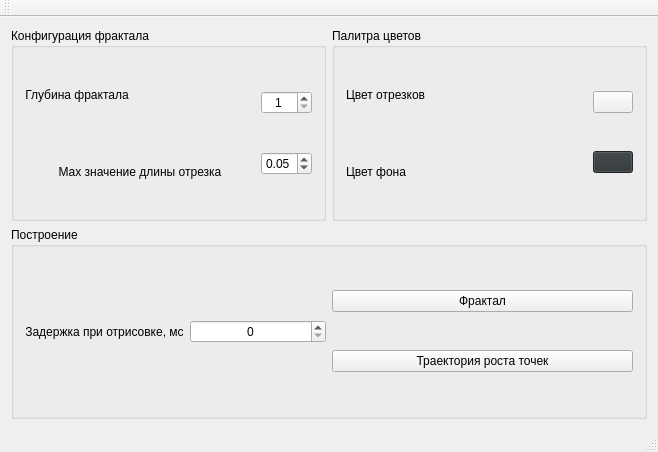
Old version of the form mainwindow.ui in the repository teploff/fractal_growth.
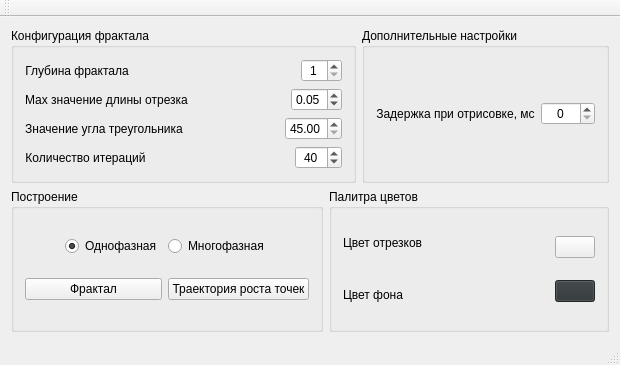
New version of the form.

Patch:
```diff
--- a/mainwindow.ui
+++ b/mainwindow.ui
@@ -6,69 +6,51 @@
    <rect>
     <x>0</x>
     <y>0</y>
-    <width>658</width>
-    <height>452</height>
+    <width>620</width>
+    <height>365</height>
    </rect>
   </property>
   <property name="windowTitle">
    <string>MainWindow</string>
   </property>
   <widget class="QWidget" name="centralWidget">
-   <layout class="QVBoxLayout" name="verticalLayout_5">
+   <layout class="QVBoxLayout" name="verticalLayout_4">
     <item>
-     <layout class="QHBoxLayout" name="horizontalLayout_6">
+     <layout class="QHBoxLayout" name="horizontalLayout_11">
       <item>
        <widget class="QGroupBox" name="groupBox_2">
         <property name="title">
          <string>Конфигурация фрактала</string>
         </property>
-        <layout class="QHBoxLayout" name="horizontalLayout_4">
+        <layout class="QVBoxLayout" name="verticalLayout_3">
          <item>
-          <layout class="QVBoxLayout" name="verticalLayout_3">
+          <layout class="QHBoxLayout" name="horizontalLayout_3">
            <item>
-            <layout class="QHBoxLayout" name="horizontalLayout_3">
-             <item>
-              <widget class="QLabel" name="label">
-               <property name="text">
-                <string>Глубина фрактала</string>
-               </property>
-               <property name="textFormat">
-                <enum>Qt::AutoText</enum>
-               </property>
-               <property name="alignment">
-                <set>Qt::AlignCenter</set>
-               </property>
-              </widget>
-             </item>
-             <item>
-              <spacer name="horizontalSpacer_2">
-               <property name="orientation">
-                <enum>Qt::Horizontal</enum>
-               </property>
-               <property name="sizeHint" stdset="0">
-                <size>
-                 <width>40</width>
-                 <height>20</height>
-                </size>
-               </property>
-              </spacer>
-             </item>
-            </layout>
-           </item>
-           <item>
-            <widget class="QLabel" name="label_2">
+            <widget class="QLabel" name="label">
              <property name="text">
-              <string>Max значение длины отрезка</string>
+              <string>Глубина фрактала</string>
+             </property>
+             <property name="textFormat">
+              <enum>Qt::AutoText</enum>
              </property>
              <property name="alignment">
               <set>Qt::AlignCenter</set>
              </property>
             </widget>
            </item>
-          </layout>
-         </item>
-         <item>
-          <layout class="QVBoxLayout" name="verticalLayout_4">
+           <item>
+            <spacer name="horizontalSpacer_2">
+             <property name="orientation">
+              <enum>Qt::Horizontal</enum>
+             </property>
+             <property name="sizeHint" stdset="0">
+              <size>
+               <width>40</width>
+               <height>20</height>
+              </size>
+             </property>
+            </spacer>
+           </item>
            <item>
             <widget class="QSpinBox" name="sb_fractal_depth">
              <property name="alignment">
@@ -82,6 +64,33 @@
              </property>
             </widget>
            </item>
+          </layout>
+         </item>
+         <item>
+          <layout class="QHBoxLayout" name="horizontalLayout_4">
+           <item>
+            <widget class="QLabel" name="label_2">
+             <property name="text">
+              <string>Max значение длины отрезка</string>
+             </property>
+             <property name="alignment">
+              <set>Qt::AlignCenter</set>
+             </property>
+            </widget>
+           </item>
+           <item>
+            <spacer name="horizontalSpacer_6">
+             <property name="orientation">
+              <enum>Qt::Horizontal</enum>
+             </property>
+             <property name="sizeHint" stdset="0">
+              <size>
+               <width>18</width>
+               <height>20</height>
+              </size>
+             </property>
+            </spacer>
+           </item>
            <item>
             <widget class="QDoubleSpinBox" name="dsb_max_line_legth">
              <property name="minimum">
@@ -100,6 +109,214 @@
            </item>
           </layout>
          </item>
+         <item>
+          <layout class="QHBoxLayout" name="horizontalLayout_6">
+           <item>
+            <widget class="QLabel" name="label_9">
+             <property name="text">
+              <string>Значение угла треугольника</string>
+             </property>
+             <property name="alignment">
+              <set>Qt::AlignCenter</set>
+             </property>
+            </widget>
+           </item>
+           <item>
+            <spacer name="horizontalSpacer_5">
+             <property name="orientation">
+              <enum>Qt::Horizontal</enum>
+             </property>
+             <property name="sizeHint" stdset="0">
+              <size>
+               <width>13</width>
+               <height>20</height>
+              </size>
+             </property>
+            </spacer>
+           </item>
+           <item>
+            <widget class="QDoubleSpinBox" name="dsb_angle">
+             <property name="minimum">
+              <double>45.000000000000000</double>
+             </property>
+             <property name="maximum">
+              <double>89.000000000000000</double>
+             </property>
+             <property name="singleStep">
+              <double>1.000000000000000</double>
+             </property>
+             <property name="value">
+              <double>45.000000000000000</double>
+             </property>
+            </widget>
+           </item>
+          </layout>
+         </item>
+         <item>
+          <layout class="QHBoxLayout" name="horizontalLayout_10">
+           <item>
+            <widget class="QLabel" name="l_single_phase_count_iter">
+             <property name="text">
+              <string>Количество итераций</string>
+             </property>
+             <property name="textFormat">
+              <enum>Qt::AutoText</enum>
+             </property>
+             <property name="alignment">
+              <set>Qt::AlignCenter</set>
+             </property>
+            </widget>
+           </item>
+           <item>
+            <spacer name="horizontalSpacer_7">
+             <property name="orientation">
+              <enum>Qt::Horizontal</enum>
+             </property>
+             <property name="sizeHint" stdset="0">
+              <size>
+               <width>40</width>
+               <height>20</height>
+              </size>
+             </property>
+            </spacer>
+           </item>
+           <item>
+            <widget class="QSpinBox" name="sb_single_phase_count_iter">
+             <property name="alignment">
+              <set>Qt::AlignCenter</set>
+             </property>
+             <property name="minimum">
+              <number>1</number>
+             </property>
+             <property name="maximum">
+              <number>200</number>
+             </property>
+             <property name="singleStep">
+              <number>5</number>
+             </property>
+             <property name="value">
+              <number>40</number>
+             </property>
+            </widget>
+           </item>
+          </layout>
+         </item>
+        </layout>
+       </widget>
+      </item>
+      <item>
+       <widget class="QGroupBox" name="groupBox_5">
+        <property name="title">
+         <string>Дополнительные настройки</string>
+        </property>
+        <layout class="QHBoxLayout" name="horizontalLayout_5">
+         <item>
+          <widget class="QLabel" name="label_5">
+           <property name="text">
+            <string>Задержка при отрисовке, мс</string>
+           </property>
+           <property name="alignment">
+            <set>Qt::AlignCenter</set>
+           </property>
+          </widget>
+         </item>
+         <item>
+          <widget class="QSpinBox" name="sb_draw_latency">
+           <property name="alignment">
+            <set>Qt::AlignCenter</set>
+           </property>
+           <property name="minimum">
+            <number>0</number>
+           </property>
+           <property name="maximum">
+            <number>1000</number>
+           </property>
+           <property name="singleStep">
+            <number>100</number>
+           </property>
+           <property name="value">
+            <number>0</number>
+           </property>
+          </widget>
+         </item>
+        </layout>
+       </widget>
+      </item>
+     </layout>
+    </item>
+    <item>
+     <layout class="QHBoxLayout" name="horizontalLayout_9">
+      <item>
+       <widget class="QGroupBox" name="groupBox_4">
+        <property name="title">
+         <string>Построение</string>
+        </property>
+        <layout class="QVBoxLayout" name="verticalLayout_5">
+         <item>
+          <layout class="QHBoxLayout" name="horizontalLayout_7">
+           <item>
+            <spacer name="horizontalSpacer_3">
+             <property name="orientation">
+              <enum>Qt::Horizontal</enum>
+             </property>
+             <property name="sizeHint" stdset="0">
+              <size>
+               <width>40</width>
+               <height>20</height>
+              </size>
+             </property>
+            </spacer>
+           </item>
+           <item>
+            <widget class="QRadioButton" name="rb_single_phase">
+             <property name="text">
+              <string>Однофазная</string>
+             </property>
+             <property name="checked">
+              <bool>true</bool>
+             </property>
+            </widget>
+           </item>
+           <item>
+            <widget class="QRadioButton" name="rb_several_phase">
+             <property name="text">
+              <string>Многофазная</string>
+             </property>
+            </widget>
+           </item>
+           <item>
+            <spacer name="horizontalSpacer_4">
+             <property name="orientation">
+              <enum>Qt::Horizontal</enum>
+             </property>
+             <property name="sizeHint" stdset="0">
+              <size>
+               <width>40</width>
+               <height>20</height>
+              </size>
+             </property>
+            </spacer>
+           </item>
+          </layout>
+         </item>
+         <item>
+          <layout class="QHBoxLayout" name="horizontalLayout_8">
+           <item>
+            <widget class="QPushButton" name="pb_engender_fractal">
+             <property name="text">
+              <string>Фрактал</string>
+             </property>
+            </widget>
+           </item>
+           <item>
+            <widget class="QPushButton" name="pb_build_point_path">
+             <property name="text">
+              <string>Траектория роста точек</string>
+             </property>
+            </widget>
+           </item>
+          </layout>
+         </item>
         </layout>
        </widget>
       </item>
@@ -170,66 +387,6 @@
       </item>
      </layout>
     </item>
-    <item>
-     <widget class="QGroupBox" name="groupBox_3">
-      <property name="title">
-       <string>Построение</string>
-      </property>
-      <layout class="QHBoxLayout" name="horizontalLayout_7">
-       <item>
-        <layout class="QHBoxLayout" name="horizontalLayout_5">
-         <item>
-          <widget class="QLabel" name="label_5">
-           <property name="text">
-            <string>Задержка при отрисовке, мс</string>
-           </property>
-           <property name="alignment">
-            <set>Qt::AlignCenter</set>
-           </property>
-          </widget>
-         </item>
-         <item>
-          <widget class="QSpinBox" name="sb_draw_latency">
-           <property name="alignment">
-            <set>Qt::AlignCenter</set>
-           </property>
-           <property name="minimum">
-            <number>0</number>
-           </property>
-           <property name="maximum">
-            <number>1000</number>
-           </property>
-           <property name="singleStep">
-            <number>100</number>
-           </property>
-           <property name="value">
-            <number>0</number>
-           </property>
-          </widget>
-         </item>
-        </layout>
-       </item>
-       <item>
-        <layout class="QVBoxLayout" name="verticalLayout_6">
-         <item>
-          <widget class="QPushButton" name="pb_engender_fractal">
-           <property name="text">
-            <string>Фрактал</string>
-           </property>
-          </widget>
-         </item>
-         <item>
-          <widget class="QPushButton" name="pb_build_point_path">
-           <property name="text">
-            <string>Траектория роста точек</string>
-           </property>
-          </widget>
-         </item>
-        </layout>
-       </item>
-      </layout>
-     </widget>
-    </item>
    </layout>
   </widget>
   <widget class="QMenuBar" name="menuBar">
```
Left out of the diff: 2 changed lines with no effect on the pictures.
